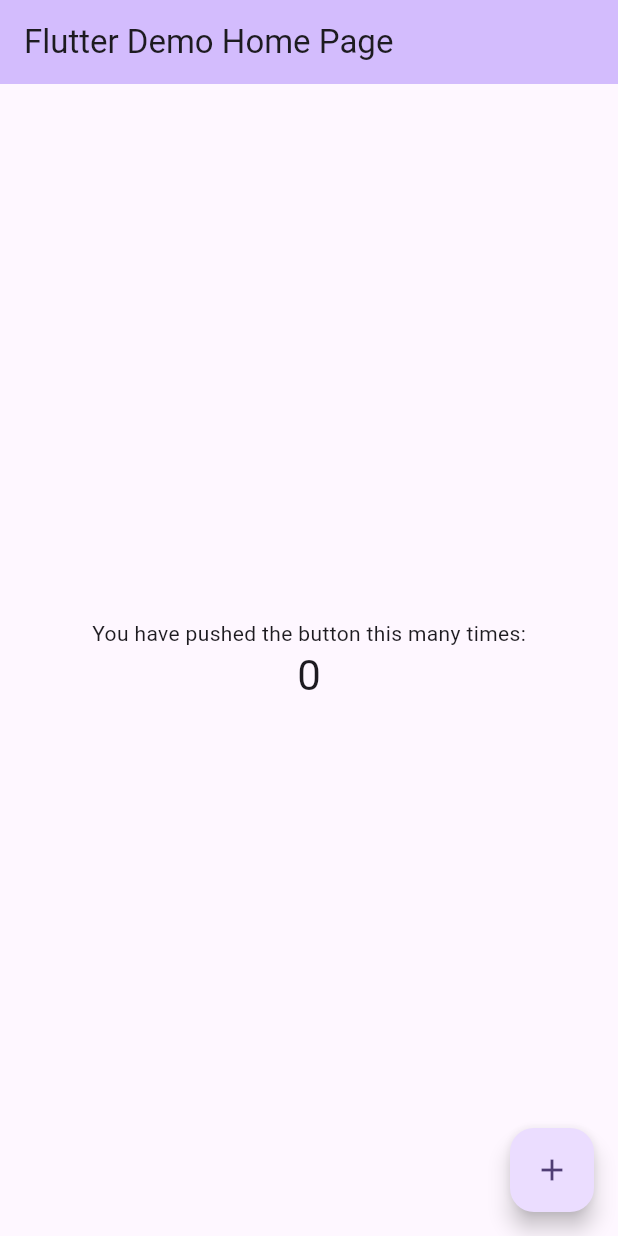
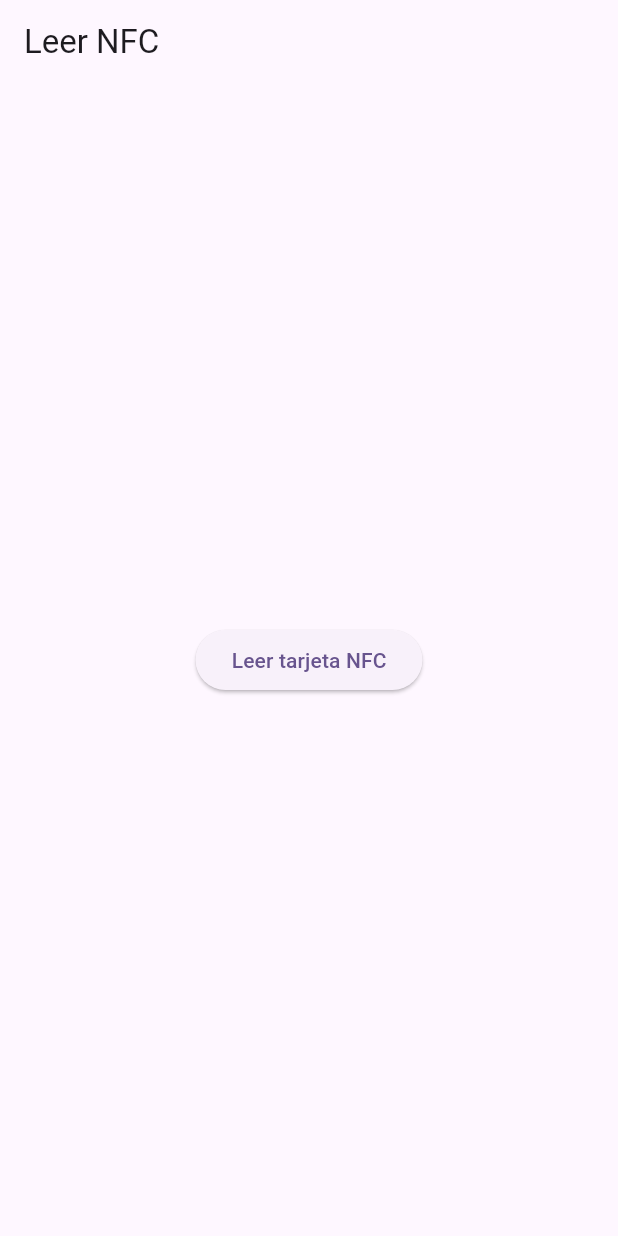
Before and after one commit to danielmatt-dev/tapIn_fronted_mobile, a Flutter app: the screen it shows after launch, on a phone screen of 412 x 824 dp. Run offline on Flutter 3.47's test engine with Material 3 defaults, Android fonts, the phone set to English and light mode, and no system bars; our stand-ins replace dartz, dio, equatable, flutter_dotenv, freezed_annotation, get_it and 1 more; missing offline and left inert: nfc_manager.

Commit message:
Añadir módulo de nfc
- Se añadió la biblioteca para escanear tag de nfc (nfc_manager)
- Se creó una screen para gestionar el escaneo del tag nfc
- Se configuraron los permisos en Android para permitir usar el NFC en
  AndroidManifest.xml

```diff
--- a/lib/main.dart
+++ b/lib/main.dart
@@ -1,5 +1,6 @@
 import 'package:flutter/material.dart';
 import 'package:flutter_dotenv/flutter_dotenv.dart';
+import 'package:tapin/src/features/presentation/nfc/nfc_screen.dart';
 import 'package:tapin/src/shared/utils/injections.dart';
 
 void main() async {
@@ -11,47 +12,21 @@ void main() async {
 class MyApp extends StatelessWidget {
   const MyApp({super.key});
 
-  // This widget is the root of your application.
   @override
   Widget build(BuildContext context) {
     return MaterialApp(
       title: 'Flutter Demo',
       theme: ThemeData(
-        // This is the theme of your application.
-        //
-        // TRY THIS: Try running your application with "flutter run". You'll see
-        // the application has a purple toolbar. Then, without quitting the app,
-        // try changing the seedColor in the colorScheme below to Colors.green
-        // and then invoke "hot reload" (save your changes or press the "hot
-        // reload" button in a Flutter-supported IDE, or press "r" if you used
-        // the command line to start the app).
-        //
-        // Notice that the counter didn't reset back to zero; the application
-        // state is not lost during the reload. To reset the state, use hot
-        // restart instead.
-        //
-        // This works for code too, not just values: Most code changes can be
-        // tested with just a hot reload.
         colorScheme: ColorScheme.fromSeed(seedColor: Colors.deepPurple),
         useMaterial3: true,
       ),
-      home: const MyHomePage(title: 'Flutter Demo Home Page'),
+      home: const NFCScreen(),
     );
   }
 }
 
 class MyHomePage extends StatefulWidget {
   const MyHomePage({super.key, required this.title});
-
-  // This widget is the home page of your application. It is stateful, meaning
-  // that it has a State object (defined below) that contains fields that affect
-  // how it looks.
-
-  // This class is the configuration for the state. It holds the values (in this
-  // case the title) provided by the parent (in this case the App widget) and
-  // used by the build method of the State. Fields in a Widget subclass are
-  // always marked "final".
-
   final String title;
 
   @override
@@ -63,50 +38,19 @@ class _MyHomePageState extends State<MyHomePage> {
 
   void _incrementCounter() {
     setState(() {
-      // This call to setState tells the Flutter framework that something has
-      // changed in this State, which causes it to rerun the build method below
-      // so that the display can reflect the updated values. If we changed
-      // _counter without calling setState(), then the build method would not be
-      // called again, and so nothing would appear to happen.
       _counter++;
     });
   }
 
   @override
   Widget build(BuildContext context) {
-    // This method is rerun every time setState is called, for instance as done
-    // by the _incrementCounter method above.
-    //
-    // The Flutter framework has been optimized to make rerunning build methods
-    // fast, so that you can just rebuild anything that needs updating rather
-    // than having to individually change instances of widgets.
     return Scaffold(
       appBar: AppBar(
-        // TRY THIS: Try changing the color here to a specific color (to
-        // Colors.amber, perhaps?) and trigger a hot reload to see the AppBar
-        // change color while the other colors stay the same.
         backgroundColor: Theme.of(context).colorScheme.inversePrimary,
-        // Here we take the value from the MyHomePage object that was created by
-        // the App.build method, and use it to set our appbar title.
         title: Text(widget.title),
       ),
       body: Center(
-        // Center is a layout widget. It takes a single child and positions it
-        // in the middle of the parent.
         child: Column(
-          // Column is also a layout widget. It takes a list of children and
-          // arranges them vertically. By default, it sizes itself to fit its
-          // children horizontally, and tries to be as tall as its parent.
-          //
-          // Column has various properties to control how it sizes itself and
-          // how it positions its children. Here we use mainAxisAlignment to
-          // center the children vertically; the main axis here is the vertical
-          // axis because Columns are vertical (the cross axis would be
-          // horizontal).
-          //
-          // TRY THIS: Invoke "debug painting" (choose the "Toggle Debug Paint"
-          // action in the IDE, or press "p" in the console), to see the
-          // wireframe for each widget.
           mainAxisAlignment: MainAxisAlignment.center,
           children: <Widget>[
             const Text(
@@ -123,7 +67,7 @@ class _MyHomePageState extends State<MyHomePage> {
         onPressed: _incrementCounter,
         tooltip: 'Increment',
         child: const Icon(Icons.add),
-      ), // This trailing comma makes auto-formatting nicer for build methods.
+      ),
     );
   }
 }
--- /dev/null
+++ b/lib/src/features/presentation/nfc/nfc_screen.dart
@@ -0,0 +1,59 @@
+import 'dart:convert';
+
+import 'package:flutter/material.dart';
+import 'package:nfc_manager/nfc_manager.dart';
+
+class NFCScreen extends StatefulWidget {
+  const NFCScreen({super.key});
+
+  @override
+  State<NFCScreen> createState() => _NFCScreenState();
+}
+
+class _NFCScreenState extends State<NFCScreen> {
+  List<String> messages = [];
+
+  void _startSession() async {
+    NfcManager.instance.startSession(onDiscovered: (NfcTag tag) async {
+      final ndef = Ndef.from(tag);
+      if (ndef == null || ndef.cachedMessage == null) {
+        setState(() {
+          messages = ['No NDEF data'];
+        });
+        return;
+      }
+
+      final records = ndef.cachedMessage!.records;
+      final decodedMessages = records.map((record) {
+        final payload = record.payload;
+
+        return utf8.decode(payload.sublist(3));
+      }).toList();
+
+      setState(() {
+        messages = decodedMessages;
+      });
+
+      NfcManager.instance.stopSession();
+    });
+  }
+
+  @override
+  Widget build(BuildContext context) {
+    return Scaffold(
+      appBar: AppBar(title: const Text('Leer NFC')),
+      body: Center(
+        child: Column(
+          mainAxisAlignment: MainAxisAlignment.center,
+          children: [
+            ...messages.map((m) => Text(m)),
+            ElevatedButton(
+              onPressed: _startSession,
+              child: const Text('Leer tarjeta NFC'),
+            ),
+          ],
+        ),
+      ),
+    );
+  }
+}
--- a/pubspec.yaml
+++ b/pubspec.yaml
@@ -56,6 +56,7 @@ dependencies:
   # Use with the CupertinoIcons class for iOS style icons.
   cupertino_icons: ^1.0.6
   freezed_annotation: ^2.4.1
+  nfc_manager: ^3.5.0
 
 dev_dependencies:
   flutter_test:
```
Also changed, not shown: lib/src/features/presentation/screen/cubit/cubit.dart (renamed from lib/src/features/presentation/cubit/cubit.dart), lib/src/features/presentation/screen/pages/pages.dart (renamed from lib/src/features/presentation/pages/pages.dart), lib/src/features/presentation/screen/widgets/widgets.dart (renamed from lib/src/features/presentation/widgets/widgets.dart), pubspec.lock, 1 other file.
